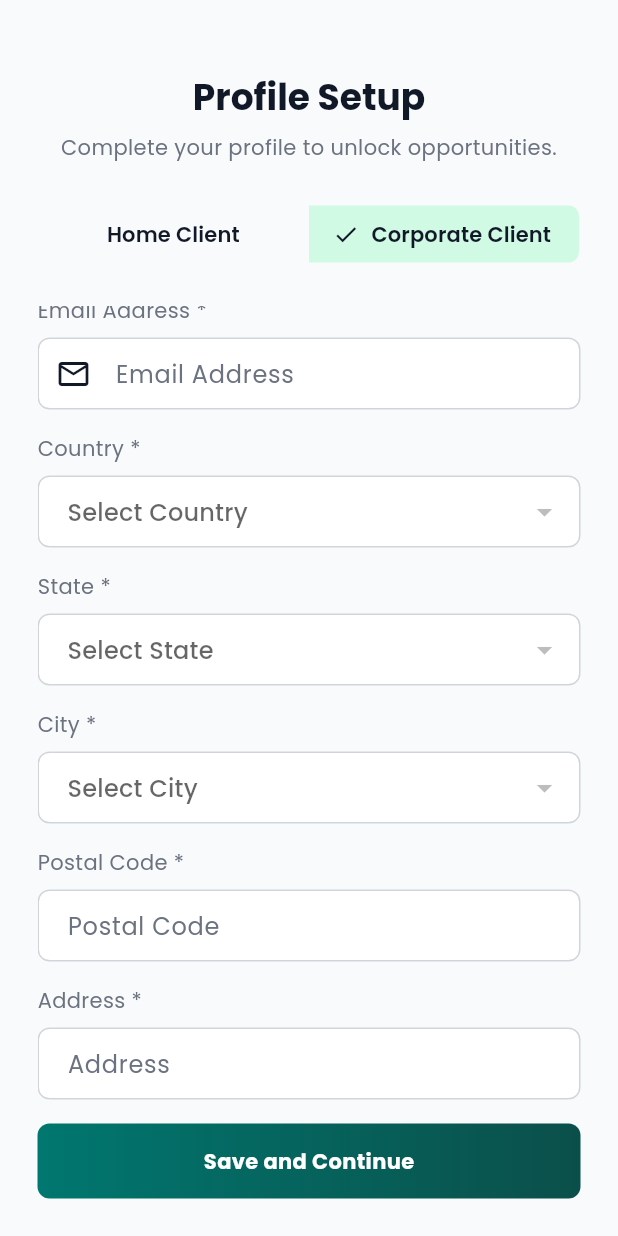
After one commit to SaravananBalakrish/Field-Techy, a Flutter app: the ProfileSetupPage screen opened by its route, scrolled down 285 dp, after a tap on "Corporate Client", on a phone screen of 412 x 824 dp. The commit adds this screen. Run offline on Flutter 3.47's test engine with Material 3 defaults, Android fonts, the phone set to English and light mode, and no system bars; our stand-ins replace dartz, dio, equatable, flutter_svg, get_it, go_router and 1 more.

Commit message:
profile setup added

```diff
--- a/lib/core/routes/app_routes.dart
+++ b/lib/core/routes/app_routes.dart
@@ -12,6 +12,7 @@ class AppRoutes {
     navigatorKey: _rootNavigatorKey,
     routes: [
       AuthRoutes.login,
+      AuthRoutes.signUp,
       ShellRoute(
         builder: (context, state, child) {
           return Scaffold(
--- a/lib/core/theme/app_theme.dart
+++ b/lib/core/theme/app_theme.dart
@@ -91,7 +91,7 @@ class AppTheme {
       ),
     ),
     checkboxTheme: CheckboxThemeData(
-      side: BorderSide(width: 0.5),
+      side: const BorderSide(width: 0.5),
       shape: RoundedRectangleBorder(borderRadius: BorderRadius.circular(4)),
     ),
     dividerColor: Colors.grey.shade600,
@@ -102,6 +102,29 @@ class AppTheme {
       indent: 16,
       space: 5
     ),
+    segmentedButtonTheme: SegmentedButtonThemeData(
+      style: ButtonStyle(
+        shape: WidgetStatePropertyAll(RoundedRectangleBorder(borderRadius: BorderRadius.circular(8))),
+        padding: WidgetStatePropertyAll(EdgeInsets.symmetric(horizontal: 8, vertical: 10)),
+        backgroundColor: WidgetStateProperty.resolveWith<Color?>(
+          (Set<WidgetState> states) {
+            if (states.contains(WidgetState.selected)) {
+              return lightGreen;
+            }
+            return null;
+          },
+        ),
+        foregroundColor: WidgetStateProperty.all(textColor),
+        side: WidgetStateProperty.resolveWith<BorderSide?>(
+          (Set<WidgetState> states) {
+            if (states.contains(WidgetState.selected)) {
+              return const BorderSide(color: Colors.transparent);
+            }
+            return const BorderSide(color: borderColor);
+          },
+        ),
+      ),
+    ),
     useMaterial3: true,
   );
 }
--- a/lib/features/auth/presentation/pages/login_page.dart
+++ b/lib/features/auth/presentation/pages/login_page.dart
@@ -1,10 +1,12 @@
-import 'package:field_techy/core/theme/app_theme.dart';
 import 'package:field_techy/core/widgets/app_logo.dart';
 import 'package:field_techy/core/widgets/gradient_button.dart';
+import 'package:field_techy/features/auth/utils/profile_validator.dart';
 import 'package:field_techy/features/client/utils/client_dashboard_routes.dart';
 import 'package:flutter/gestures.dart';
 import 'package:flutter/material.dart';
 import 'package:go_router/go_router.dart';
+
+import '../../utils/auth_routes.dart';
 
 class LoginPage extends StatelessWidget {
   const LoginPage({super.key});
@@ -39,7 +41,9 @@ class LoginPage extends StatelessWidget {
                         color: Theme.of(context).colorScheme.secondary,
                         fontWeight: FontWeight.bold,
                       ),
-                      recognizer: TapGestureRecognizer()..onTap = () {},
+                      recognizer: TapGestureRecognizer()..onTap = () {
+                        context.push(AuthRoutes.signupPath);
+                      },
                     ),
                   ],
                 ),
@@ -51,6 +55,7 @@ class LoginPage extends StatelessWidget {
                 decoration: const InputDecoration(
                   hintText: 'Email Address',
                 ),
+                validator: ProfileValidator.validateEmail,
               ),
               const SizedBox(height: 16),
               Text('Password *', style: Theme.of(context).textTheme.labelLarge),
@@ -61,6 +66,7 @@ class LoginPage extends StatelessWidget {
                   hintText: 'Password',
                   suffixIcon: Icon(Icons.visibility),
                 ),
+                validator: ProfileValidator.validatePassword,
               ),
               const SizedBox(height: 16),
               Row(
--- /dev/null
+++ b/lib/features/auth/presentation/pages/profile_setup_page.dart
@@ -0,0 +1,344 @@
+import 'package:field_techy/core/widgets/gradient_button.dart';
+import 'package:field_techy/features/auth/utils/profile_validator.dart';
+import 'package:flutter/material.dart';
+
+enum ClientType { home, corporate }
+
+class ProfileSetupPage extends StatefulWidget {
+  const ProfileSetupPage({super.key});
+
+  @override
+  State<ProfileSetupPage> createState() => _ProfileSetupPageState();
+}
+
+class _ProfileSetupPageState extends State<ProfileSetupPage> {
+  final _formKey = GlobalKey<FormState>();
+  ClientType _selectedClient = ClientType.home;
+  final _passwordController = TextEditingController();
+
+  @override
+  void dispose() {
+    _passwordController.dispose();
+    super.dispose();
+  }
+
+  @override
+  Widget build(BuildContext context) {
+    return Scaffold(
+      body: SafeArea(
+        child: Padding(
+          padding: const EdgeInsets.all(25.0),
+          child: Form(
+            key: _formKey,
+            child: Column(
+              crossAxisAlignment: CrossAxisAlignment.stretch,
+              children: [
+                const _Header(),
+                const SizedBox(height: 24),
+                _ClientTypeSelector(
+                  selectedClient: _selectedClient,
+                  onSelectionChanged: (newSelection) {
+                    setState(() {
+                      _selectedClient = newSelection.first;
+                    });
+                  },
+                ),
+                const SizedBox(height: 24),
+                Expanded(
+                  child: SingleChildScrollView(
+                    child: Column(
+                      crossAxisAlignment: CrossAxisAlignment.stretch,
+                      children: [
+                        if (_selectedClient == ClientType.corporate)
+                          const _CorporateClientFields()
+                        else
+                          const _HomeClientFields(),
+                        const _CommonFields(),
+                        if (_selectedClient == ClientType.corporate)
+                          const _CorporateSpecificFields(),
+                        _PasswordFields(passwordController: _passwordController),
+                      ],
+                    ),
+                  ),
+                ),
+                GradientButton(
+                  text: 'Save and Continue',
+                  onPressed: () {
+                    if (_formKey.currentState!.validate()) {
+                      // Form is valid, proceed
+                    }
+                  },
+                ),
+              ],
+            ),
+          ),
+        ),
+      ),
+    );
+  }
+}
+
+class _Header extends StatelessWidget {
+  const _Header();
+
+  @override
+  Widget build(BuildContext context) {
+    return Column(
+      children: [
+        const SizedBox(height: 24),
+        Text(
+          'Profile Setup',
+          style: Theme.of(context).textTheme.headlineMedium,
+          textAlign: TextAlign.center,
+        ),
+        const SizedBox(height: 8),
+        Text(
+          'Complete your profile to unlock opportunities.',
+          style: Theme.of(context).textTheme.bodyMedium,
+          textAlign: TextAlign.center,
+        ),
+      ],
+    );
+  }
+}
+
+class _ClientTypeSelector extends StatelessWidget {
+  final ClientType selectedClient;
+  final Function(Set<ClientType>) onSelectionChanged;
+
+  const _ClientTypeSelector({
+    required this.selectedClient,
+    required this.onSelectionChanged,
+  });
+
+  @override
+  Widget build(BuildContext context) {
+    return SegmentedButton<ClientType>(
+      segments: const <ButtonSegment<ClientType>>[
+        ButtonSegment<ClientType>(
+          value: ClientType.home,
+          label: Text('Home Client'),
+        ),
+        ButtonSegment<ClientType>(
+          value: ClientType.corporate,
+          label: Text('Corporate Client'),
+        ),
+      ],
+      selected: {selectedClient},
+      onSelectionChanged: onSelectionChanged,
+    );
+  }
+}
+
+class _HomeClientFields extends StatelessWidget {
+  const _HomeClientFields();
+
+  @override
+  Widget build(BuildContext context) {
+    return Column(
+      crossAxisAlignment: CrossAxisAlignment.stretch,
+      children: [
+        const Text('Full Name *'),
+        const SizedBox(height: 8),
+        TextFormField(
+          decoration: const InputDecoration(
+            hintText: 'Full Name',
+            prefixIcon: Icon(Icons.person_outline),
+          ),
+          validator: ProfileValidator.validateFullName,
+        ),
+        const SizedBox(height: 16),
+      ],
+    );
+  }
+}
+
+class _CorporateClientFields extends StatelessWidget {
+  const _CorporateClientFields();
+
+  @override
+  Widget build(BuildContext context) {
+    return Column(
+      crossAxisAlignment: CrossAxisAlignment.stretch,
+      children: [
+        const Text('Company Name *'),
+        const SizedBox(height: 8),
+        TextFormField(
+          decoration: const InputDecoration(
+            hintText: 'Company Name',
+            prefixIcon: Icon(Icons.business),
+          ),
+          validator: ProfileValidator.validateCompanyName,
+        ),
+        const SizedBox(height: 16),
+        const Text('Contact Person Name *'),
+        const SizedBox(height: 8),
+        TextFormField(
+          decoration: const InputDecoration(
+            hintText: 'Contact Person Name',
+            prefixIcon: Icon(Icons.person_outline),
+          ),
+          validator: ProfileValidator.validateContactPersonName,
+        ),
+        const SizedBox(height: 16),
+      ],
+    );
+  }
+}
+
+class _CommonFields extends StatelessWidget {
+  const _CommonFields();
+
+  @override
+  Widget build(BuildContext context) {
+    return Column(
+      crossAxisAlignment: CrossAxisAlignment.stretch,
+      children: [
+        const Text('Phone Number *'),
+        const SizedBox(height: 8),
+        TextFormField(
+          decoration: const InputDecoration(
+            hintText: 'Enter mobile number',
+            prefixIcon: Padding(
+              padding: EdgeInsets.all(15.0),
+              child: Text('+91'),
+            ),
+          ),
+          validator: ProfileValidator.validatePhoneNumber,
+        ),
+        const SizedBox(height: 16),
+        const Text('Email Address *'),
+        const SizedBox(height: 8),
+        TextFormField(
+          decoration: const InputDecoration(
+            hintText: 'Email Address',
+            prefixIcon: Icon(Icons.email_outlined),
+          ),
+          validator: ProfileValidator.validateEmail,
+        ),
+        const SizedBox(height: 16),
+        const Text('Country *'),
+        const SizedBox(height: 8),
+        DropdownButtonFormField<String>(
+          decoration: const InputDecoration(
+            hintText: 'Select Country',
+          ),
+          items: const [],
+          onChanged: (value) {},
+          validator: ProfileValidator.validateCountry,
+        ),
+        const SizedBox(height: 16),
+        const Text('State *'),
+        const SizedBox(height: 8),
+        DropdownButtonFormField<String>(
+          decoration: const InputDecoration(
+            hintText: 'Select State',
+          ),
+          items: const [],
+          onChanged: (value) {},
+          validator: ProfileValidator.validateState,
+        ),
+        const SizedBox(height: 16),
+        const Text('City *'),
+        const SizedBox(height: 8),
+        DropdownButtonFormField<String>(
+          decoration: const InputDecoration(
+            hintText: 'Select City',
+          ),
+          items: const [],
+          onChanged: (value) {},
+          validator: ProfileValidator.validateCity,
+        ),
+        const SizedBox(height: 16),
+        const Text('Postal Code *'),
+        const SizedBox(height: 8),
+        TextFormField(
+          decoration: const InputDecoration(
+            hintText: 'Postal Code',
+          ),
+          validator: ProfileValidator.validatePostalCode,
+        ),
+        const SizedBox(height: 16),
+      ],
+    );
+  }
+}
+
+class _CorporateSpecificFields extends StatelessWidget {
+  const _CorporateSpecificFields();
+
+  @override
+  Widget build(BuildContext context) {
+    return Column(
+      crossAxisAlignment: CrossAxisAlignment.stretch,
+      children: [
+        const Text('Address *'),
+        const SizedBox(height: 8),
+        TextFormField(
+          decoration: const InputDecoration(
+            hintText: 'Address',
+          ),
+          validator: ProfileValidator.validateAddress,
+        ),
+        const SizedBox(height: 16),
+        const Text('VAT *'),
+        const SizedBox(height: 8),
+        DropdownButtonFormField<String>(
+          decoration: const InputDecoration(
+            hintText: 'Select VAT Document',
+          ),
+          items: const [],
+          onChanged: (value) {},
+          validator: ProfileValidator.validateVatDocument,
+        ),
+        const SizedBox(height: 16),
+        const Text('VAT Registration Number *'),
+        const SizedBox(height: 8),
+        TextFormField(
+          decoration: const InputDecoration(
+            hintText: 'VAT Registration Number',
+          ),
+          validator: ProfileValidator.validateVatNumber,
+        ),
+        const SizedBox(height: 16),
+      ],
+    );
+  }
+}
+
+class _PasswordFields extends StatelessWidget {
+  final TextEditingController passwordController;
+  const _PasswordFields({required this.passwordController});
+
+  @override
+  Widget build(BuildContext context) {
+    return Column(
+      crossAxisAlignment: CrossAxisAlignment.stretch,
+      children: [
+        Text('Password *'),
+        const SizedBox(height: 8),
+        TextFormField(
+          controller: passwordController,
+          obscureText: true,
+          decoration: const InputDecoration(
+            hintText: 'Password',
+            suffixIcon: Icon(Icons.visibility),
+          ),
+          validator: ProfileValidator.validatePassword,
+        ),
+        const SizedBox(height: 16),
+        Text('Confirm Password *'),
+        const SizedBox(height: 8),
+        TextFormField(
+          obscureText: true,
+          decoration: const InputDecoration(
+            hintText: 'Password',
+            suffixIcon: Icon(Icons.visibility),
+          ),
+          validator: (value) => ProfileValidator.validateConfirmPassword(value, passwordController.text),
+        ),
+        const SizedBox(height: 16),
+      ],
+    );
+  }
+}
--- a/lib/features/auth/utils/auth_routes.dart
+++ b/lib/features/auth/utils/auth_routes.dart
@@ -1,13 +1,24 @@
 import 'package:go_router/go_router.dart';
 
+import '../presentation/pages/profile_setup_page.dart';
 import '../presentation/pages/login_page.dart';
 
 class AuthRoutes {
   static const loginRouteName = 'login';
   static const loginPath = '/';
+
+  static const signupRouteName = 'signup';
+  static const signupPath = '/signup';
+
   static final login = GoRoute(
     name: loginRouteName,
     path: loginPath,
     builder: (context, state) => const LoginPage(),
   );
+
+  static final signUp = GoRoute(
+    name: signupRouteName,
+    path: signupPath,
+    builder: (context, state) => const ProfileSetupPage(),
+  );
 }
--- /dev/null
+++ b/lib/features/auth/utils/profile_validator.dart
@@ -0,0 +1,109 @@
+class ProfileValidator {
+  static String? validateFullName(String? value) {
+    if (value == null || value.isEmpty) {
+      return 'Full Name is required';
+    }
+    return null;
+  }
+
+  static String? validatePhoneNumber(String? value) {
+    if (value == null || value.isEmpty) {
+      return 'Phone Number is required';
+    }
+    return null;
+  }
+
+  static String? validateEmail(String? value) {
+    if (value == null || value.isEmpty) {
+      return 'Email is required';
+    }
+    final emailRegex = RegExp(r'^[^@]+@[^@]+\.[^@]+');
+    if (!emailRegex.hasMatch(value)) {
+      return 'Please enter a valid email address';
+    }
+    return null;
+  }
+
+  static String? validateCountry(String? value) {
+    if (value == null || value.isEmpty) {
+      return 'Country is required';
+    }
+    return null;
+  }
+
+  static String? validateState(String? value) {
+    if (value == null || value.isEmpty) {
+      return 'State is required';
+    }
+    return null;
+  }
+
+  static String? validateCity(String? value) {
+    if (value == null || value.isEmpty) {
+      return 'City is required';
+    }
+    return null;
+  }
+
+  static String? validatePostalCode(String? value) {
+    if (value == null || value.isEmpty) {
+      return 'Postal Code is required';
+    }
+    return null;
+  }
+
+  static String? validateCompanyName(String? value) {
+    if (value == null || value.isEmpty) {
+      return 'Company Name is required';
+    }
+    return null;
+  }
+
+  static String? validateContactPersonName(String? value) {
+    if (value == null || value.isEmpty) {
+      return 'Contact Person Name is required';
+    }
+    return null;
+  }
+
+  static String? validateAddress(String? value) {
+    if (value == null || value.isEmpty) {
+      return 'Address is required';
+    }
+    return null;
+  }
+
+  static String? validateVatDocument(String? value) {
+    if (value == null || value.isEmpty) {
+      return 'VAT Document is required';
+    }
+    return null;
+  }
+
+  static String? validateVatNumber(String? value) {
+    if (value == null || value.isEmpty) {
+      return 'VAT Registration Number is required';
+    }
+    return null;
+  }
+
+  static String? validatePassword(String? value) {
+    if (value == null || value.isEmpty) {
+      return 'Password is required';
+    }
+    if (value.length < 6) {
+      return 'Password must be at least 6 characters long';
+    }
+    return null;
+  }
+
+  static String? validateConfirmPassword(String? value, String password) {
+    if (value == null || value.isEmpty) {
+      return 'Confirm Password is required';
+    }
+    if (value != password) {
+      return 'Passwords do not match';
+    }
+    return null;
+  }
+}
```
